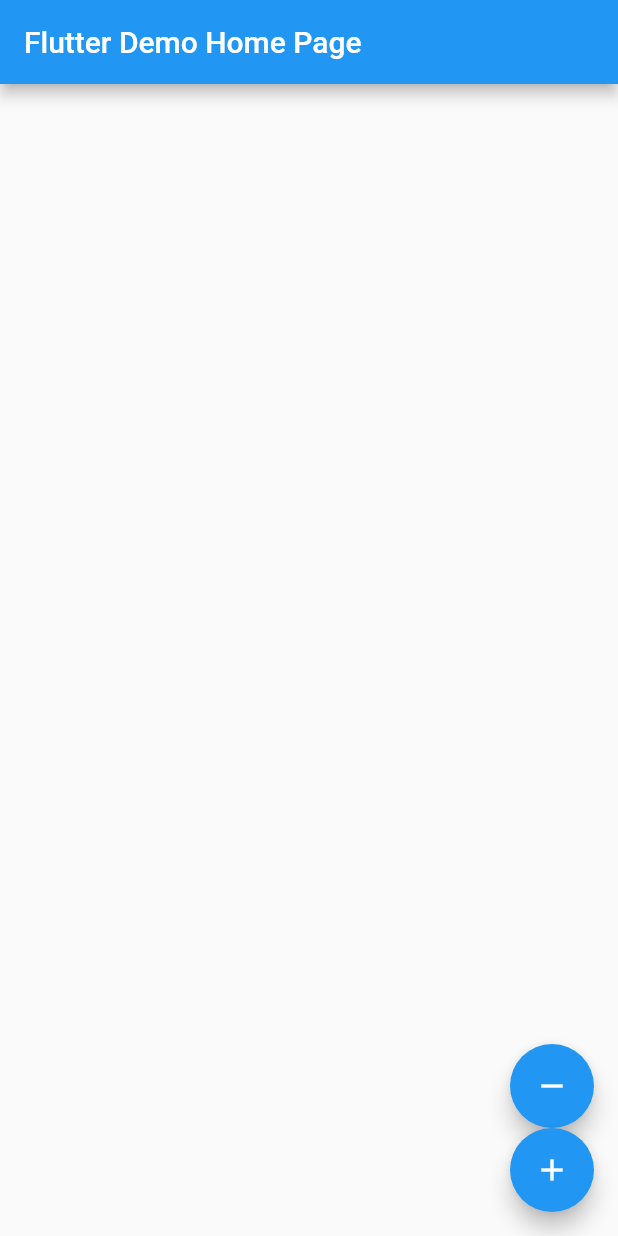
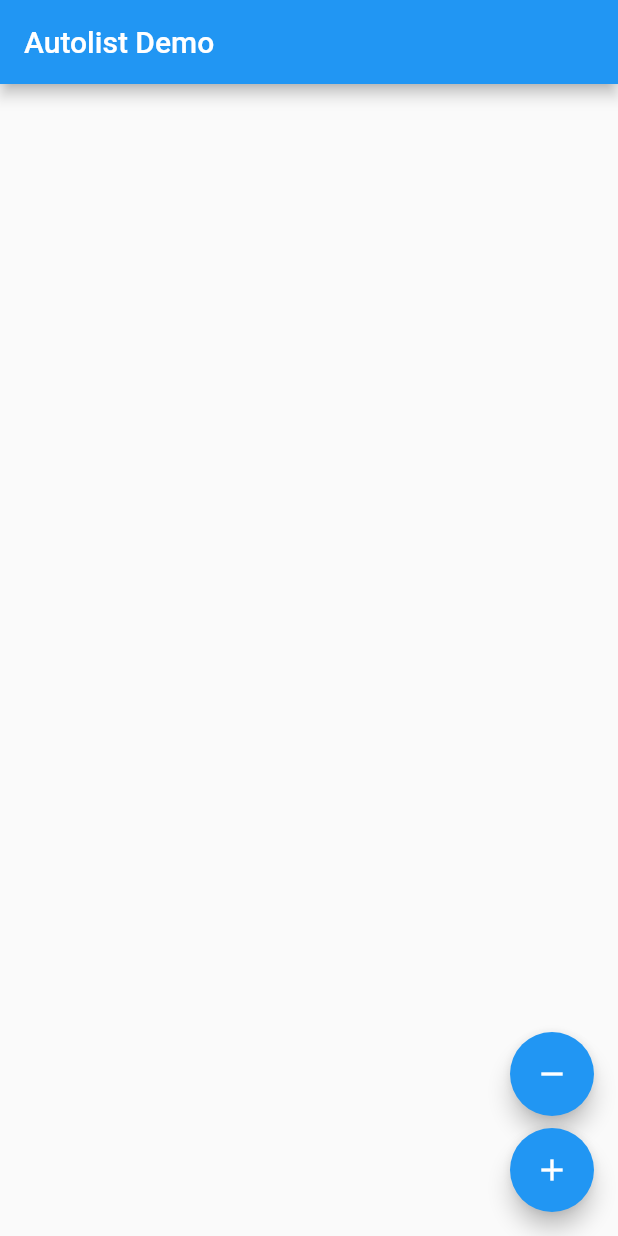
Before and after one commit to SongTube/autolist, a Flutter app: the screen it shows after launch, on a phone screen of 412 x 824 dp. Run offline on Flutter 3.47's test engine with Material 2 defaults, Android fonts, the phone set to English and light mode, and no system bars.

Commit message:
make a nicer example

```diff
--- a/example/lib/main.dart
+++ b/example/lib/main.dart
@@ -9,11 +9,12 @@ class MyApp extends StatelessWidget {
   @override
   Widget build(BuildContext context) {
     return MaterialApp(
+      debugShowCheckedModeBanner: false,
       title: 'Flutter Demo',
       theme: ThemeData(
         primarySwatch: Colors.blue,
       ),
-      home: MyHomePage(title: 'Flutter Demo Home Page'),
+      home: MyHomePage(title: 'Autolist Demo'),
     );
   }
 }
@@ -63,15 +64,20 @@ class _MyHomePageState extends State<MyHomePage> {
             children: <Widget>[
               Expanded(
                 child: Container(
+                  margin: EdgeInsets.only(top: 20, left: 20),
                   padding: EdgeInsets.all(20),
                   decoration: BoxDecoration(
                     border: Border(
-                      top: BorderSide(),
+                      top: BorderSide(color: Colors.grey[200]),
                     ),
                   ),
                   child: Text(
                     item.toString(),
                     key: Key(item.toString()),
+                    style: TextStyle(
+                        fontFamily: "Sans",
+                        fontWeight: FontWeight.w600,
+                        color: Colors.blue[900]),
                   ),
                 ),
               ),
@@ -87,10 +93,13 @@ class _MyHomePageState extends State<MyHomePage> {
             tooltip: 'Remove item',
             child: Icon(Icons.remove),
           ),
-          FloatingActionButton(
-            onPressed: _addItem,
-            tooltip: 'Add item',
-            child: Icon(Icons.add),
+          Padding(
+            padding: const EdgeInsets.only(top: 8.0),
+            child: FloatingActionButton(
+              onPressed: _addItem,
+              tooltip: 'Add item',
+              child: Icon(Icons.add),
+            ),
           ),
         ],
       ), // This trailing comma makes auto-formatting nicer for build methods.
--- a/pubspec.yaml
+++ b/pubspec.yaml
@@ -2,7 +2,7 @@ name: autolist
 description: Animated list views, automatically.
   Autolist transforms regular dart lists them into a fully
   animated list views, automatically managing insertions and deletions.
-version: 0.1.0
+version: 0.1.0+1
 author: Ben Weitzman <benweitzman@gmail.com>
 homepage: https://gitlab.com/benweitzman/autolist/
 
```
Also changed, not shown: example/pubspec.lock, 1 other file.
